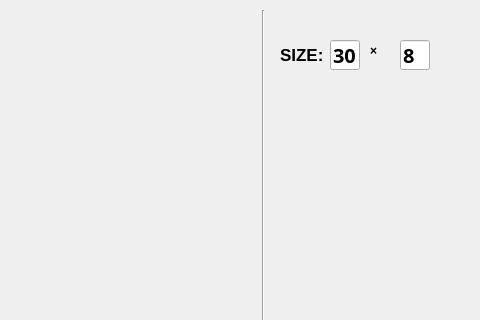
piggyfeilian/myTrySomething, file mapWindow.ui: the form before one commit; both pictures show x 320 to 800 and y 0 to 320 of the 800 by 600 pixel window.
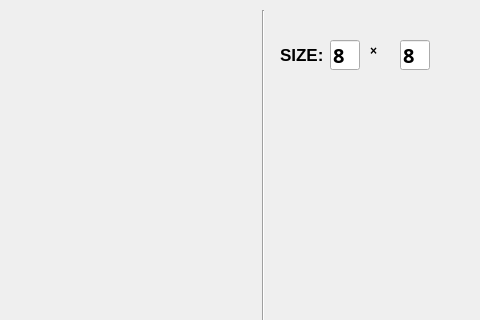
The form after the commit.

What changed in the file:
```diff
--- a/mapWindow.ui
+++ b/mapWindow.ui
@@ -228,7 +228,7 @@
     </font>
    </property>
    <property name="text">
-    <string>30</string>
+    <string>8</string>
    </property>
   </widget>
   <widget class="QLineEdit" name="heightEdit">
```
